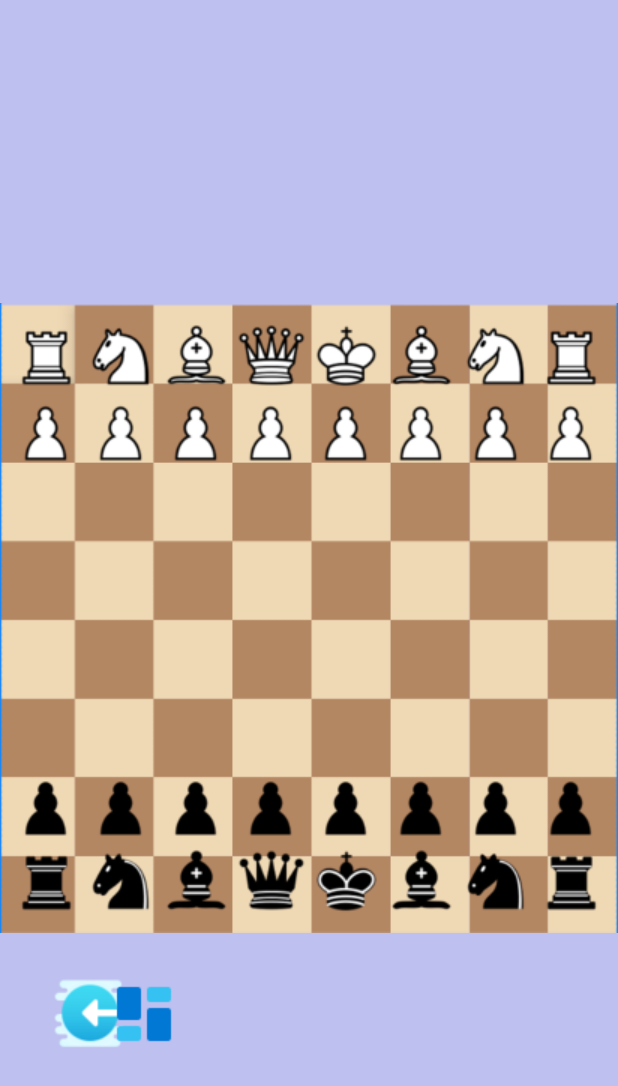
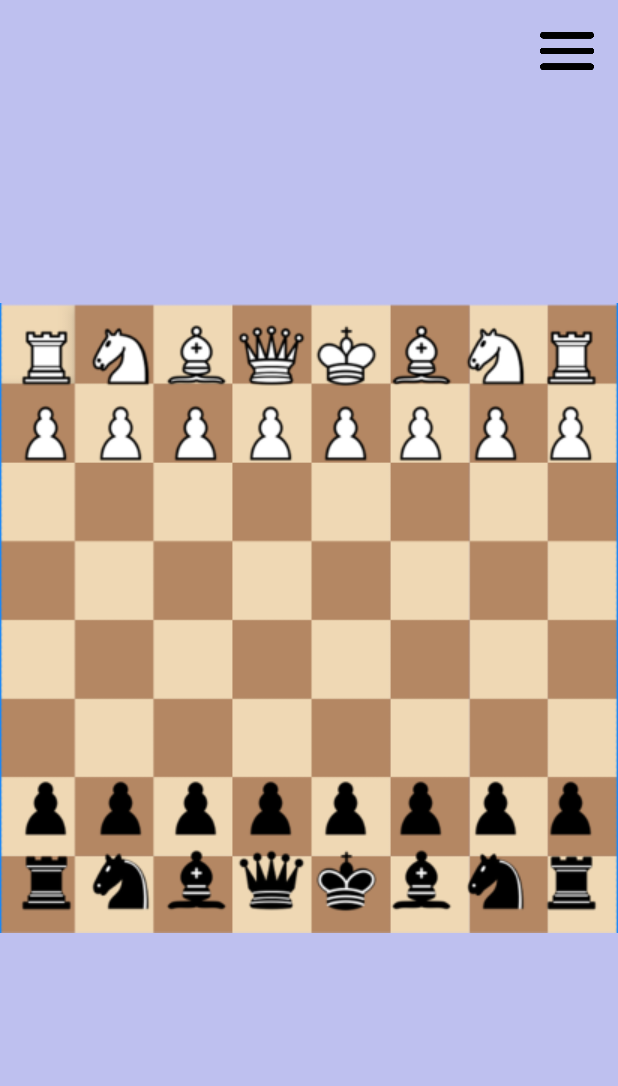
Before and after one commit to itsPiovez/CHESS, an Android app: the layout activity_game1.xml on its own in the app's theme, with its tools: preview values and no code run, on a phone screen of 412 x 824 dp. Shown: the top 1086 px of the screen. Run offline under Robolectric (Android 15) with nearby library versions, the phone set to English and light mode, and no system bars.

Commit message:
Versione Online 93%

```diff
--- a/app/src/main/res/layout/activity_game1.xml
+++ b/app/src/main/res/layout/activity_game1.xml
@@ -9,23 +9,36 @@
     tools:context=".Game1">
 
     <ImageButton
-        android:id="@+id/button"
-        android:layout_width="48dp"
-        android:layout_height="48dp"
-        android:layout_marginTop="652dp"
-        android:layout_marginEnd="328dp"
-        android:background="@drawable/iconhome"
+        android:id="@+id/button3"
+        android:layout_width="36dp"
+        android:layout_height="36dp"
+        android:layout_marginTop="16dp"
+        android:layout_marginEnd="16dp"
+        android:background="@drawable/burger"
+        android:visibility="visible"
         app:layout_constraintEnd_toEndOf="parent"
         app:layout_constraintTop_toTopOf="parent" />
 
     <ImageButton
-        android:id="@+id/button3"
-        android:layout_width="48dp"
-        android:layout_height="48dp"
-        android:layout_marginStart="72dp"
-        android:layout_marginTop="652dp"
-        android:background="@drawable/icondash"
-        app:layout_constraintStart_toStartOf="parent"
+        android:id="@+id/button5"
+        android:layout_width="36dp"
+        android:layout_height="36dp"
+        android:layout_marginTop="116dp"
+        android:layout_marginEnd="16dp"
+        android:background="@drawable/settings"
+        android:visibility="invisible"
+        app:layout_constraintEnd_toEndOf="parent"
+        app:layout_constraintTop_toTopOf="parent" />
+
+    <ImageButton
+        android:id="@+id/button"
+        android:layout_width="36dp"
+        android:layout_height="36dp"
+        android:layout_marginTop="64dp"
+        android:layout_marginEnd="16dp"
+        android:background="@drawable/home"
+        android:visibility="invisible"
+        app:layout_constraintEnd_toEndOf="parent"
         app:layout_constraintTop_toTopOf="parent" />
 
     <ImageView
@@ -1021,6 +1034,8 @@
     <TextView
         android:id="@+id/RoomCode"
         android:layout_width="wrap_content"
+        android:textStyle="bold"
+        android:textSize="18sp"
         android:layout_height="wrap_content"
         android:layout_marginTop="48dp"
         app:layout_constraintEnd_toEndOf="parent"
@@ -1031,6 +1046,8 @@
     <TextView
         android:id="@+id/TypeGame"
         android:layout_width="wrap_content"
+        android:textStyle="bold"
+        android:textSize="18sp"
         android:layout_height="wrap_content"
         app:layout_constraintBottom_toTopOf="@+id/RoomCode"
         app:layout_constraintEnd_toEndOf="parent"
```
Also changed, not shown: app/src/main/java/com/example/chess/Game.java (+19 -1 lines), app/src/main/java/com/example/chess/Game1.java (+21 -2 lines), app/src/main/res/layout/activity_game.xml (+29 -12 lines), app/src/main/res/drawable/burger.png (added), app/src/main/res/drawable/home.png (added), app/src/main/res/drawable/settings.png (added).
